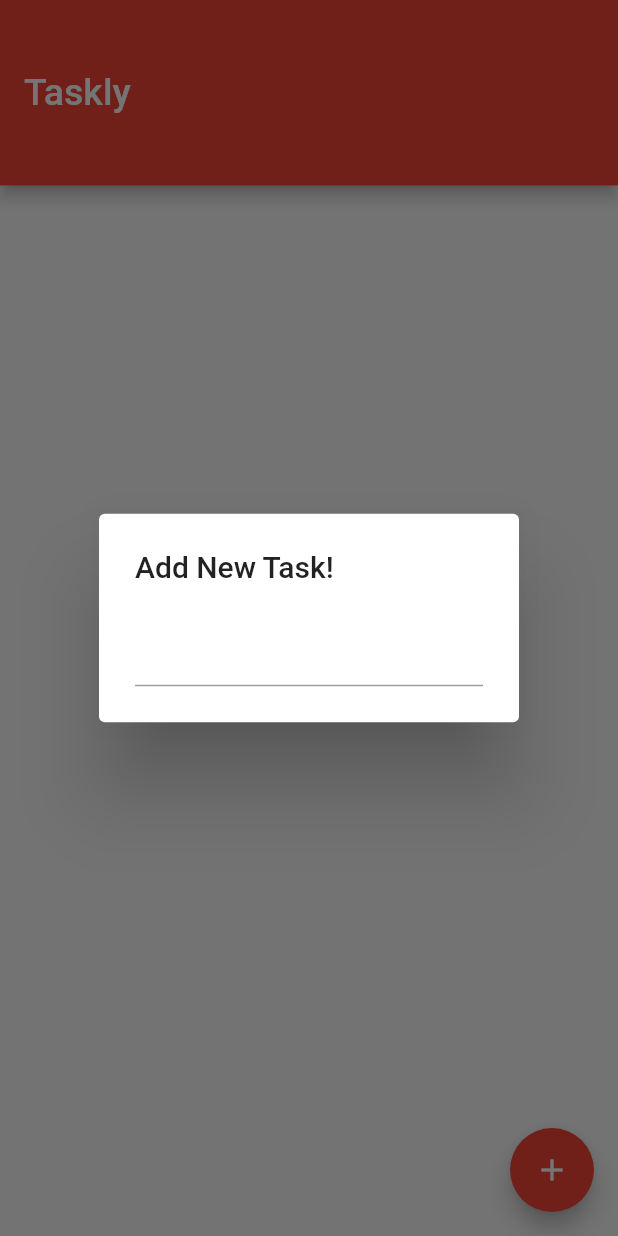
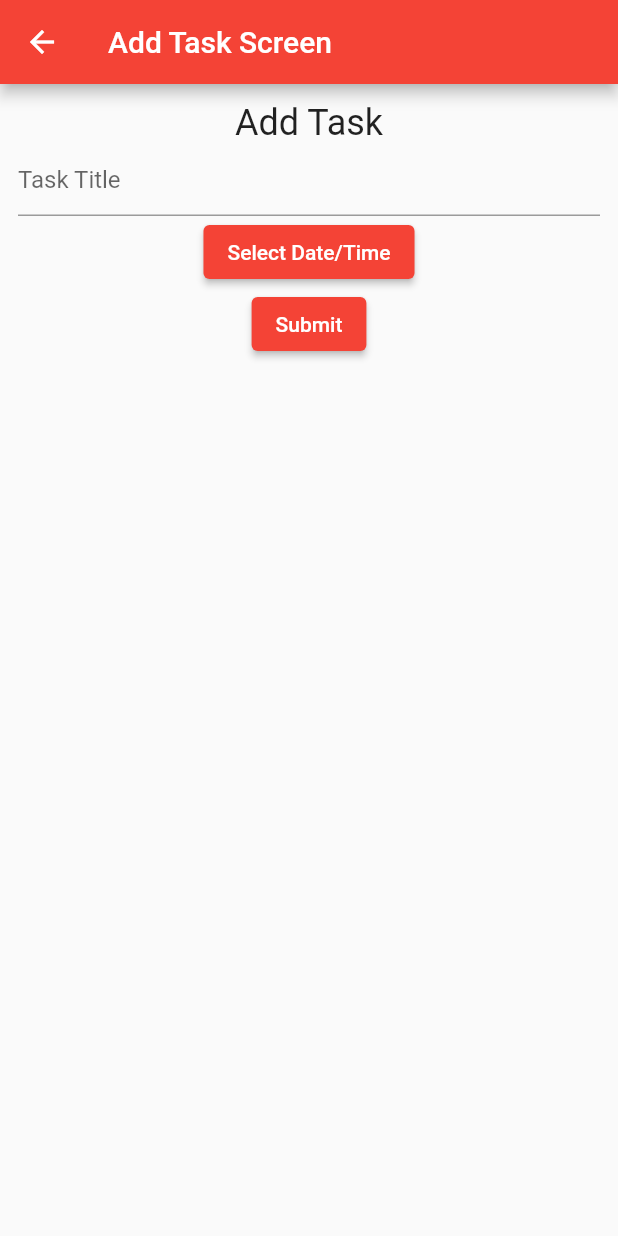
Before and after one commit to Parshantpk/taskly, a Flutter app: the screen it shows after launch, after a tap on the "add" icon, on a phone screen of 412 x 824 dp. Run offline on Flutter 3.47's test engine with Material 2 defaults, Android fonts, the phone set to English and light mode, and no system bars; our stand-ins replace flutter_datetime_picker, hive_flutter; accounts and stored records are empty.

Commit message:
second task done

```diff
--- /dev/null
+++ b/lib/add_task.dart
@@ -0,0 +1,80 @@
+import 'package:flutter/material.dart';
+import './models/task.dart';
+import 'package:taskly/main.dart' as main;
+import 'package:flutter_datetime_picker/flutter_datetime_picker.dart';
+
+class AddTask extends StatefulWidget {
+  AddTask({Key? key}) : super(key: key);
+
+  @override
+  State<AddTask> createState() => _AddTaskState();
+}
+
+class _AddTaskState extends State<AddTask> {
+  DateTime? _dateTime;
+  String? _newTaskContent;
+
+  @override
+  Widget build(BuildContext context) {
+    return Scaffold(
+      appBar: AppBar(
+        title: const Text('Add Task Screen'),
+      ),
+      body: Padding(
+        padding: const EdgeInsets.all(12.0),
+        child: Column(
+          children: [
+            const Center(
+              child: Text(
+                'Add Task',
+                style: TextStyle(fontSize: 24),
+              ),
+            ),
+            TextField(
+              onChanged: (_value) {
+                setState(() {
+                  _newTaskContent = _value;
+                  print(_newTaskContent);
+                });
+              },
+              decoration: const InputDecoration(
+                hintText: 'Task Title',
+              ),
+            ),
+            ElevatedButton(
+              onPressed: () {
+                DatePicker.showDateTimePicker(context, showTitleActions: true,
+                    onChanged: (date) {
+                  print(
+                      'change $date in time zone ${date.timeZoneOffset.inHours}');
+                }, onConfirm: (date) {
+                  _dateTime = date;
+                  print('confirm $date');
+                }, currentTime: DateTime.now());
+              },
+              child: const Text('Select Date/Time'),
+            ),
+            ElevatedButton(
+              onPressed: () {
+                if (_newTaskContent != null && _dateTime != null) {
+                  print('$_newTaskContent, $_dateTime');
+                  var _task = Task(
+                      content: _newTaskContent!,
+                      timeStamp: _dateTime!,
+                      done: false);
+                  main.box.add(_task.toMap());
+                  setState(() {
+                    // _newTaskContent = null;
+                    // _dateTime = null;
+                    Navigator.pop(context);
+                  });
+                }
+              },
+              child: const Text('Submit'),
+            )
+          ],
+        ),
+      ),
+    );
+  }
+}
--- a/lib/home_page.dart
+++ b/lib/home_page.dart
@@ -10,14 +10,15 @@ class HomePage extends StatefulWidget {
 }
 
 class _HomePageState extends State<HomePage> {
-  late double _deviceHeigth, _deviceWidth;
+  late double _deviceHeigth;
   String? _newTaskContent;
   Box? _box;
 
+
   @override
   Widget build(BuildContext context) {
+
     _deviceHeigth = MediaQuery.of(context).size.height;
-    _deviceWidth = MediaQuery.of(context).size.width;
     return Scaffold(
       appBar: AppBar(
         title: const Text(
@@ -36,8 +37,16 @@ class _HomePageState extends State<HomePage> {
     return FutureBuilder(
         future: Hive.openBox('tasks'),
         builder: (BuildContext _context, AsyncSnapshot _snapshot) {
+          // if (_snapshot.connectionState == ConnectionState.done) {
+          //   if (_snapshot.hasError) {
+          //     return Text(_snapshot.error.toString());
+          //   } else {
+          //     return Text('doesnot have errr');
+          //     Hive.openBox('tasks');}
+          // }
           if (_snapshot.hasData) {
             _box = _snapshot.data;
+            print("the data in hive ${_box?.length}");
             return _taskList();
           } else {
             return const Center(
@@ -53,7 +62,7 @@ class _HomePageState extends State<HomePage> {
     // _box?.add(_newTask.toMap());
     List tasks = _box!.values.toList();
     return ListView.builder(
-      itemCount: tasks.length,
+      itemCount: tasks?.length,
       itemBuilder: (BuildContext _context, int _index) {
         var task = Task.fromMap(tasks[_index]);
         return ListTile(
@@ -66,11 +75,24 @@ class _HomePageState extends State<HomePage> {
           subtitle: Text(
             task.timeStamp.toString(),
           ),
-          trailing: Icon(
-            task.done
-                ? Icons.check_box_outlined
-                : Icons.check_box_outline_blank_outlined,
-            color: Colors.red,
+          trailing: Row(
+            mainAxisSize: MainAxisSize.min,
+            children: [
+              Icon(
+                task.done
+                    ? Icons.check_box_outlined
+                    : Icons.check_box_outline_blank_outlined,
+                color: Colors.red,
+              ),
+              IconButton(
+                onPressed: () {
+                  setState(() {
+                    _box!.deleteAt(_index);
+                  });
+                },
+                icon: Icon(Icons.delete),
+              )
+            ],
           ),
           onTap: () {
             task.done = !task.done;
@@ -82,7 +104,7 @@ class _HomePageState extends State<HomePage> {
           },
           onLongPress: () {
             setState(() {
-              _box!.delete(_index);
+              _box!.deleteAt(_index);
             });
           },
         );
@@ -92,39 +114,42 @@ class _HomePageState extends State<HomePage> {
 
   Widget _addTaskButton() {
     return FloatingActionButton(
-      onPressed: _displayTaskPopup,
-      child: Icon(Icons.add),
+      onPressed: () {
+        //_displayTaskPopup();
+        Navigator.pushNamed(context, '/second');
+      },
+      child: const Icon(Icons.add),
     );
   }
 
-  void _displayTaskPopup() {
-    showDialog(
-      context: context,
-      builder: (BuildContext _context) {
-        return AlertDialog(
-          title: Text('Add New Task!'),
-          content: TextField(
-            onSubmitted: (_) {
-              if (_newTaskContent != null) {
-                var _task = Task(
-                    content: _newTaskContent!,
-                    timeStamp: DateTime.now(),
-                    done: false);
-                _box!.add(_task.toMap());
-                setState(() {
-                  _newTaskContent = null;
-                  Navigator.pop(context);
-                });
-              }
-            },
-            onChanged: (_value) {
-              setState(() {
-                _newTaskContent = _value;
-              });
-            },
-          ),
-        );
-      },
-    );
-  }
+  // void _displayTaskPopup() {
+  //   showDialog(
+  //     context: context,
+  //     builder: (BuildContext _context) {
+  //       return AlertDialog(
+  //         title: Text('Add New Task!'),
+  //         content: TextField(
+  //           onSubmitted: (_) {
+  //             if (_newTaskContent != null) {
+  //               var _task = Task(
+  //                   content: _newTaskContent!,
+  //                   timeStamp: DateTime.now(),
+  //                   done: false);
+  //               _box!.add(_task.toMap());
+  //               setState(() {
+  //                 _newTaskContent = null;
+  //                 Navigator.pop(context);
+  //               });
+  //             }
+  //           },
+  //           onChanged: (_value) {
+  //             setState(() {
+  //               _newTaskContent = _value;
+  //             });
+  //           },
+  //         ),
+  //       );
+  //     },
+  //   );
+  // }
 }
--- a/lib/main.dart
+++ b/lib/main.dart
@@ -1,9 +1,12 @@
 import 'package:flutter/material.dart';
+import 'package:taskly/add_task.dart';
 import 'home_page.dart';
 import 'package:hive_flutter/hive_flutter.dart';
 
+late Box box;
 void main() async {
   await Hive.initFlutter('hive_boxes');
+  box = await Hive.openBox('tasks');
   runApp(const MyApp());
 }
 
@@ -14,10 +17,16 @@ class MyApp extends StatelessWidget {
   Widget build(BuildContext context) {
     return MaterialApp(
       title: 'Taskly',
+      initialRoute: '/',
+      routes: {
+        // When navigating to the "/" route, build the FirstScreen widget.
+        '/': (context) => const HomePage(),
+        // When navigating to the "/second" route, build the SecondScreen widget.
+        '/second': (context) => AddTask(),
+      },
       theme: ThemeData(
         primarySwatch: Colors.red,
       ),
-      home: const HomePage(),
     );
   }
 }
--- a/lib/models/task.dart
+++ b/lib/models/task.dart
@@ -12,6 +12,9 @@ class Task {
         done: task["done"]);
   }
   Map toMap() {
+    print('content => ${content}');
+    print('timeStamp => ${timeStamp}');
+    print('done => ${done}');
     return {
       "content": content,
       "timeStamp": timeStamp,
--- a/pubspec.yaml
+++ b/pubspec.yaml
@@ -36,6 +36,7 @@ dependencies:
   cupertino_icons: ^1.0.2
   hive: ^2.2.3
   hive_flutter: ^1.1.0
+  flutter_datetime_picker: ^1.5.1
 
 dev_dependencies:
   flutter_test:
```
Also changed, not shown: pubspec.lock.
